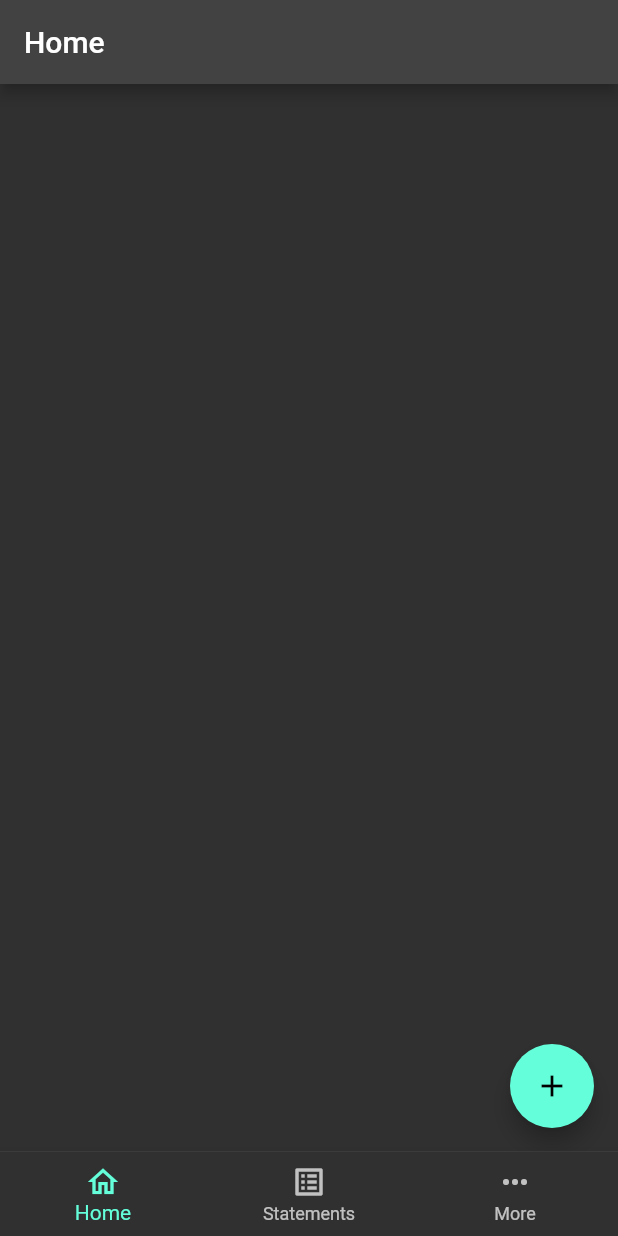
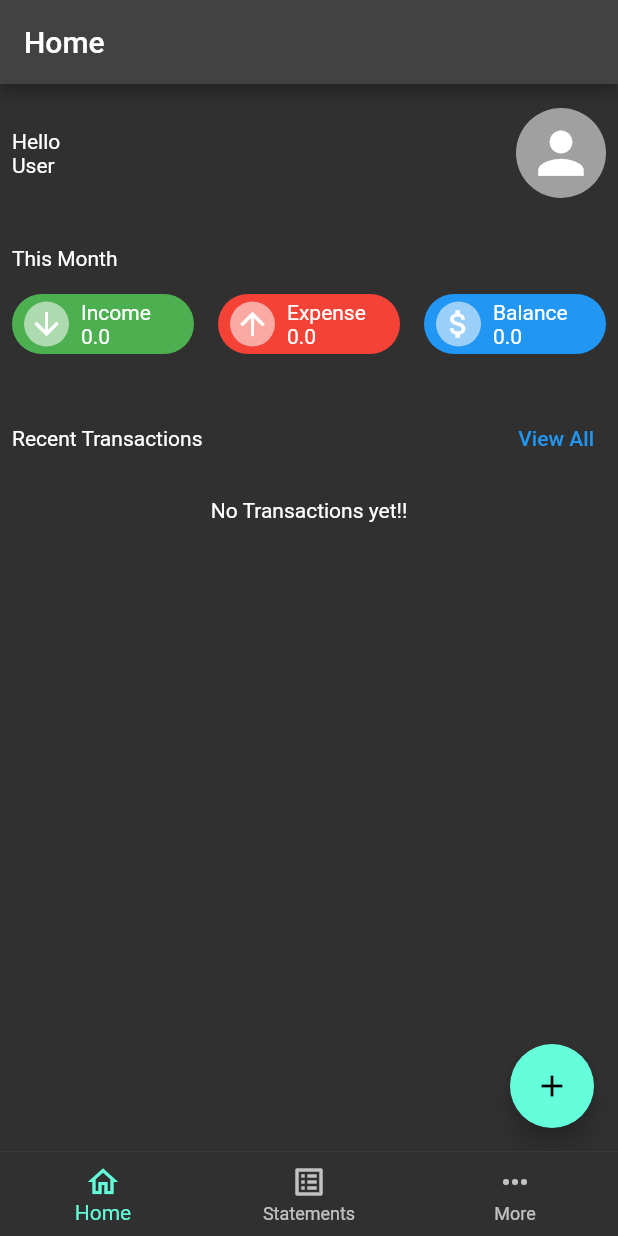
Before and after one commit to ManishGupta0/flutter_expense_manager, a Flutter app: the screen it shows after launch, on a phone screen of 412 x 824 dp. Run offline on Flutter 3.47's test engine with Material 2 defaults, Android fonts, the phone set to English and light mode, and no system bars; our stand-ins replace file_picker, flutter_colorpicker, hive, permission_handler; missing offline and left inert: enum_to_string; accounts and stored records are empty.

Commit message:
Home Page Update

```diff
--- a/lib/pages/home_page.dart
+++ b/lib/pages/home_page.dart
@@ -1,6 +1,17 @@
+import 'dart:math';
 import 'package:flutter/material.dart';
+import 'package:provider/provider.dart';
 import 'package:flutter_expense_manager/widgets/custom_page_route.dart';
 import 'package:flutter_expense_manager/pages/transaction_page.dart';
+import 'package:flutter_expense_manager/providers/app_provider.dart';
+import 'package:flutter_expense_manager/utils/extensions.dart';
+import 'package:flutter_expense_manager/widgets/summery_container.dart';
+import 'package:flutter_expense_manager/globals/globals.dart';
+import 'package:flutter_expense_manager/providers/settings_provider.dart';
+import 'package:flutter_expense_manager/providers/expense_provider.dart';
+import 'package:flutter_expense_manager/widgets/user_card.dart';
+import 'package:flutter_expense_manager/widgets/transaction_list_tile.dart';
+import 'package:flutter_expense_manager/utils/widget_utils.dart';
 
 class HomePage extends StatefulWidget {
   const HomePage({Key? key}) : super(key: key);
@@ -10,9 +21,45 @@ class HomePage extends StatefulWidget {
 }
 
 class _HomePageState extends State<HomePage> {
+  late final ExpenseProvider modelProvider;
+  late final SettingsProvider settingsProvider;
+
+  double incomeAmount = 0.0;
+  double expenseAmount = 0.0;
+  double totalAmount = 0.0;
+
+  Future<void> calculateAmount() async {
+    incomeAmount = 0.0;
+    expenseAmount = 0.0;
+    totalAmount = 0.0;
+
+    totalAmount =
+        modelProvider.accounts.fold(0.0, (double previousValue, element) {
+      return previousValue + element.balance;
+    });
+
+    for (var transaction in modelProvider.transactionsThisMonth) {
+      if (transaction.transactionType == TransactionType.income) {
+        incomeAmount += transaction.amount;
+      }
+      if (transaction.transactionType == TransactionType.expense) {
+        expenseAmount += transaction.amount;
+      }
+    }
+  }
+
+  @override
+  void initState() {
+    modelProvider = Provider.of<ExpenseProvider>(context, listen: false);
+    settingsProvider = Provider.of<SettingsProvider>(context, listen: false);
+
+    super.initState();
+  }
+
   @override
   Widget build(BuildContext context) {
-    return Scaffold(
+    return Consumer<ExpenseProvider>(
+      builder: (_, provider, __) => Scaffold(
         appBar: AppBar(
           title: const Text("Home"),
         ),
@@ -27,6 +74,95 @@ class _HomePageState extends State<HomePage> {
             );
           },
         ),
+        body: ListView(
+          padding: const EdgeInsets.symmetric(horizontal: 8),
+          children: [
+            verticalSpace(16),
+            // User
+            const UserCard(),
+            verticalSpace(32),
+
+            const Text("This Month"),
+            verticalSpace(16),
+            // Income/Expense/Total
+            FutureBuilder(
+              future: calculateAmount(),
+              builder: (_, snapshot) {
+                if (snapshot.connectionState != ConnectionState.done) {
+                  return const Center(child: CircularProgressIndicator());
+                }
+
+                return Row(
+                  children: [
+                    // Income
+                    Expanded(
+                      child: SummeryContainer(
+                        title: "Income",
+                        color: getTransactionTypeColor(TransactionType.income),
+                        icon: const Icon(Icons.arrow_downward),
+                        amount: incomeAmount.withPrecision(),
+                      ),
+                    ),
+                    horizontalSpace(16),
+                    // Expense
+                    Expanded(
+                      child: SummeryContainer(
+                        title: "Expense",
+                        color: getTransactionTypeColor(TransactionType.expense),
+                        icon: const Icon(Icons.arrow_upward),
+                        amount: expenseAmount.withPrecision(),
+                      ),
+                    ),
+                    horizontalSpace(16),
+                    // Balance
+                    if (settingsProvider.settings.showBalance)
+                      Expanded(
+                        child: SummeryContainer(
+                          title: "Balance",
+                          color: Colors.blue,
+                          icon: const Icon(Icons.attach_money),
+                          amount: totalAmount.withPrecision(),
+                        ),
+                      ),
+                  ],
+                );
+              },
+            ),
+            verticalSpace(32),
+
+            // Recent Transactions
+            Row(
+              mainAxisAlignment: MainAxisAlignment.spaceBetween,
+              children: [
+                const Text("Recent Transactions"),
+                TextButton(
+                  child: const Text("View All"),
+                  onPressed: () {
+                    var appProvider =
+                        Provider.of<AppProvider>(context, listen: false);
+                    appProvider.updatePage(1);
+                  },
+                ),
+              ],
+            ),
+            verticalSpace(16),
+
+            if (provider.transactions.isEmpty)
+              const Center(child: Text("No Transactions yet!!")),
+
+            if (provider.transactions.isNotEmpty)
+              ...List.generate(
+                min(3, provider.transactions.length),
+                (index) => TransactionListTile(
+                  transaction: provider
+                      .transactions[provider.transactions.length - index - 1],
+                ),
+              ),
+
+            verticalSpace(16),
+          ],
+        ),
+      ),
     );
   }
 }
--- /dev/null
+++ b/lib/widgets/summery_container.dart
@@ -0,0 +1,47 @@
+import 'package:flutter/material.dart';
+import 'package:flutter_expense_manager/utils/extensions.dart';
+import 'package:flutter_expense_manager/utils/widget_utils.dart';
+
+class SummeryContainer extends StatelessWidget {
+  const SummeryContainer({
+    Key? key,
+    required this.title,
+    required this.color,
+    required this.icon,
+    required this.amount,
+  }) : super(key: key);
+
+  final String title;
+  final Color color;
+  final Widget icon;
+  final double amount;
+
+  @override
+  Widget build(BuildContext context) {
+    return Container(
+      padding: const EdgeInsets.symmetric(horizontal: 8, vertical: 4),
+      decoration: BoxDecoration(
+        borderRadius: BorderRadius.circular(100),
+        color: color,
+      ),
+      child: Row(
+        children: [
+          CircleAvatar(
+            radius: 15,
+            backgroundColor: Colors.white54,
+            foregroundColor: Colors.white,
+            child: icon,
+          ),
+          horizontalSpace(),
+          Column(
+            crossAxisAlignment: CrossAxisAlignment.start,
+            children: [
+              Text(title),
+              Text(amount.withPrecision().toString()),
+            ],
+          ),
+        ],
+      ),
+    );
+  }
+}
```
Lines whose indentation alone changed are shown as unchanged.
